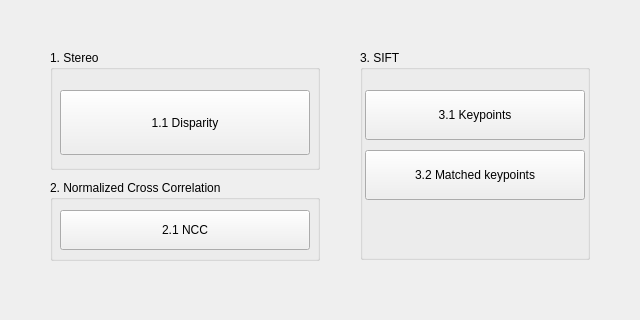
WeiZhiHuang/cvdl-hw2, file main.ui: the form before one commit.
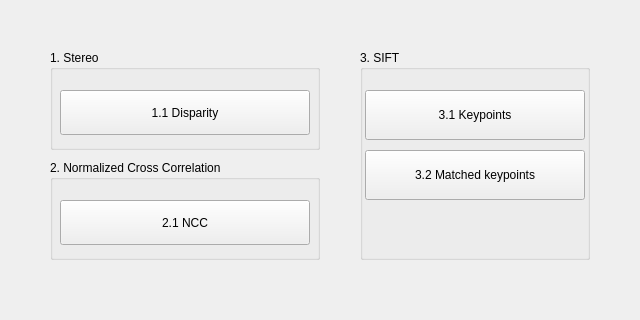
The form after the commit.

Diff of the .ui file:
```diff
--- a/main.ui
+++ b/main.ui
@@ -19,7 +19,7 @@
      <x>50</x>
      <y>50</y>
      <width>270</width>
-     <height>120</height>
+     <height>100</height>
     </rect>
    </property>
    <property name="title">
@@ -31,7 +31,7 @@
       <x>10</x>
       <y>40</y>
       <width>250</width>
-      <height>65</height>
+      <height>45</height>
      </rect>
     </property>
     <property name="text">
@@ -43,9 +43,9 @@
    <property name="geometry">
     <rect>
      <x>50</x>
-     <y>180</y>
+     <y>160</y>
      <width>270</width>
-     <height>81</height>
+     <height>100</height>
     </rect>
    </property>
    <property name="title">
@@ -55,9 +55,9 @@
     <property name="geometry">
      <rect>
       <x>10</x>
-      <y>30</y>
+      <y>40</y>
       <width>250</width>
-      <height>40</height>
+      <height>45</height>
      </rect>
     </property>
     <property name="text">
```
